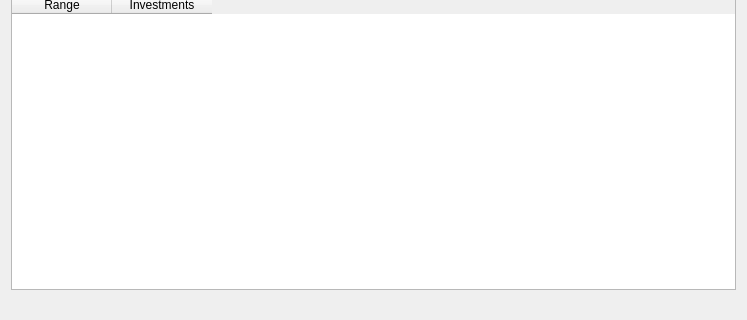
Above: ui/wdgIndexRange.ui from turulomio/xulpymoney before the change; both pictures show x 0 to 747 and y 199 to 519 of the 747 by 519 pixel window. Below: the same form after it.
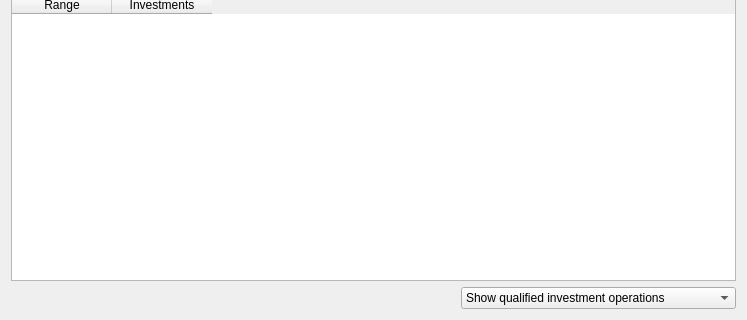
That is the form after the change. Icons and pictures are not drawn. Custom widgets are drawn as their Qt base class.

Commit message: Added show_in_range column in investmentoperations

Diff of the .ui file:
```diff
--- a/ui/wdgIndexRange.ui
+++ b/ui/wdgIndexRange.ui
@@ -10,6 +10,8 @@
     <height>519</height>
    </rect>
   </property>
+  <layout class="QHBoxLayout" name="horizontalLayout_8">
+   <item>
   <layout class="QVBoxLayout" name="verticalLayout_3">
    <item>
     <widget class="QLabel" name="lbl">
@@ -283,7 +285,15 @@
     </widget>
    </item>
    <item>
+      <layout class="QHBoxLayout" name="horizontalLayout_6">
+       <item>
     <widget class="QLabel" name="lblTotal">
+         <property name="sizePolicy">
+          <sizepolicy hsizetype="Expanding" vsizetype="Preferred">
+           <horstretch>0</horstretch>
+           <verstretch>0</verstretch>
+          </sizepolicy>
+         </property>
      <property name="font">
       <font>
        <pointsize>8</pointsize>
@@ -295,6 +305,42 @@
       <set>Qt::AlignCenter</set>
      </property>
     </widget>
+       </item>
+       <item>
+        <widget class="QComboBox" name="cmbShowOptions">
+         <property name="sizePolicy">
+          <sizepolicy hsizetype="Minimum" vsizetype="Fixed">
+           <horstretch>0</horstretch>
+           <verstretch>0</verstretch>
+          </sizepolicy>
+         </property>
+         <property name="sizeAdjustPolicy">
+          <enum>QComboBox::AdjustToContents</enum>
+         </property>
+         <item>
+          <property name="text">
+           <string>Show qualified investment operations</string>
+          </property>
+          <property name="icon">
+           <iconset resource="../images/xulpymoney.qrc">
+            <normaloff>:/xulpymoney/eye.png</normaloff>:/xulpymoney/eye.png</iconset>
+          </property>
+         </item>
+         <item>
+          <property name="text">
+           <string>Show ETF and Shares Investment operations</string>
+          </property>
+         </item>
+         <item>
+          <property name="text">
+           <string>Show all investment operations</string>
+          </property>
+         </item>
+        </widget>
+       </item>
+      </layout>
+     </item>
+    </layout>
    </item>
   </layout>
   <action name="actionTop">
```
Lines whose indentation alone changed are shown as unchanged. The commit also changes 18 other files.
